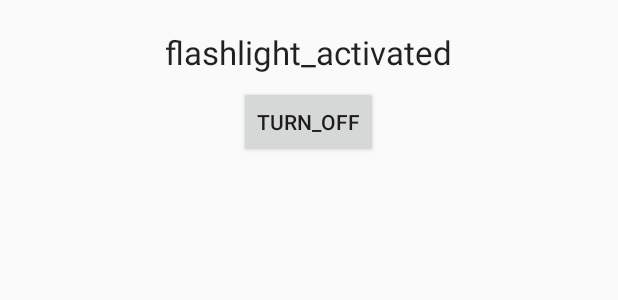
After one commit to ameerhamza6733/urAmeer, an Android app: the layout activity_flashlight.xml on its own in the app's theme, with its tools: preview values and no code run, on a phone screen of 412 x 824 dp. The commit adds this screen. Shown: the top 300 px of the screen. Run offline under Robolectric (Android 15) with nearby library versions, the phone set to English and light mode, and no system bars.

Commit message:
flashLight command adding...

```diff
--- a/app/build.gradle
+++ b/app/build.gradle
@@ -33,8 +33,7 @@ dependencies {
     compile 'com.android.support:appcompat-v7:25.3.1'
     compile 'com.android.support.constraint:constraint-layout:1.0.0-alpha9'
     compile 'com.android.support:cardview-v7:25.3.1'
-    compile 'com.github.nisrulz:lantern:1.1.0'
-    compile 'com.jakewharton.timber:timber:4.5.1'
+    compile 'com.github.Abhi347:NoobCameraFlash:0.1.2'
     compile 'com.github.StephenVinouze:KontinuousSpeechRecognizer:1.0.2'
     testCompile 'junit:junit:4.12'
 }
--- a/app/src/main/AndroidManifest.xml
+++ b/app/src/main/AndroidManifest.xml
@@ -7,6 +7,8 @@
     <uses-permission android:name="android.permission.CAMERA" />
     <uses-permission android:name="android.permission.FLASHLIGHT" />
     <uses-permission android:name="com.android.alarm.permission.SET_ALARM" />
+    <uses-feature android:name="android.hardware.camera" />
+    <uses-feature android:name="android.hardware.camera.flash" />
 
     <application
         android:allowBackup="true"
--- a/app/src/main/java/com/ameerhamza6733/okAmeer/assistant/commands/FlashLightOffCommand.java
+++ b/app/src/main/java/com/ameerhamza6733/okAmeer/assistant/commands/FlashLightOffCommand.java
@@ -16,8 +16,8 @@ public class FlashLightOffCommand implements Command {
     public void execute(Context context, String predicate) {
         Log.d("Flashlight","turing of flash light");
         Intent i = new Intent(context, FlashLightActivtyReceiver.class);
-        i.putExtra(FlashLightActivtyReceiver.EXTRA_ON_OF, false);
-       // i.addFlags(Intent.FLAG_ACTIVITY_NEW_TASK);
+        i.putExtra("onOrOff", false);
+        i.addFlags(Intent.FLAG_ACTIVITY_NEW_TASK);
         context.startActivity(i);
     }
 
--- /dev/null
+++ b/app/src/main/res/layout/activity_flashlight.xml
@@ -0,0 +1,33 @@
+<RelativeLayout xmlns:android="http://schemas.android.com/apk/res/android"
+    xmlns:tools="http://schemas.android.com/tools"
+    android:id="@+id/linearlayout"
+    android:layout_width="match_parent"
+    android:layout_height="wrap_content"
+    android:layout_marginTop="20dp"
+    android:layout_marginBottom="20dp"
+    tools:context=".assistant.commands.Receivers.FlashLightActivtyReceiver">
+
+    <SurfaceView
+        android:id="@+id/PREVIEW"
+        android:layout_width="1dip"
+        android:layout_centerInParent="true"
+        android:layout_height="1dip" />
+
+    <TextView
+        android:layout_width="wrap_content"
+        android:layout_height="wrap_content"
+        android:textAppearance="?android:attr/textAppearanceLarge"
+        android:text="flashlight_activated"
+        android:id="@+id/textView"
+        android:layout_alignParentTop="true"
+        android:layout_centerHorizontal="true"/>
+    <Button
+        android:layout_width="wrap_content"
+        android:layout_height="wrap_content"
+        android:layout_centerHorizontal="true"
+        android:layout_below="@+id/textView"
+        android:id="@+id/turnOff"
+        android:layout_marginTop="8dp"
+        android:text="turn_off"/>
+
+</RelativeLayout>
--- a/app/src/main/res/values/strings.xml
+++ b/app/src/main/res/values/strings.xml
@@ -1,3 +1,6 @@
 <resources>
     <string name="app_name">My dsd</string>
+    <string name="no_flashlight_access">Sorry your device does not provide access to the flashlight...</string>
+    <string name="turn_off">بند کرو</string>
+    <string name="flashlight_activated">Flashlight Activated</string>
 </resources>
```
Also changed, not shown: app/src/main/java/com/ameerhamza6733/okAmeer/assistant/commands/FlashlightOnCommand.java (+4 -4 lines), app/src/main/java/com/ameerhamza6733/okAmeer/assistant/commands/Receivers/FlashLightActivtyReceiver.java (+190 -16 lines), app/src/main/java/com/ameerhamza6733/okAmeer/assistant/commands/setAlarm.java (+18 -21 lines), app/src/main/res/drawable/ic_highlight_black_24dp.xml (added, +9 -0 lines).
